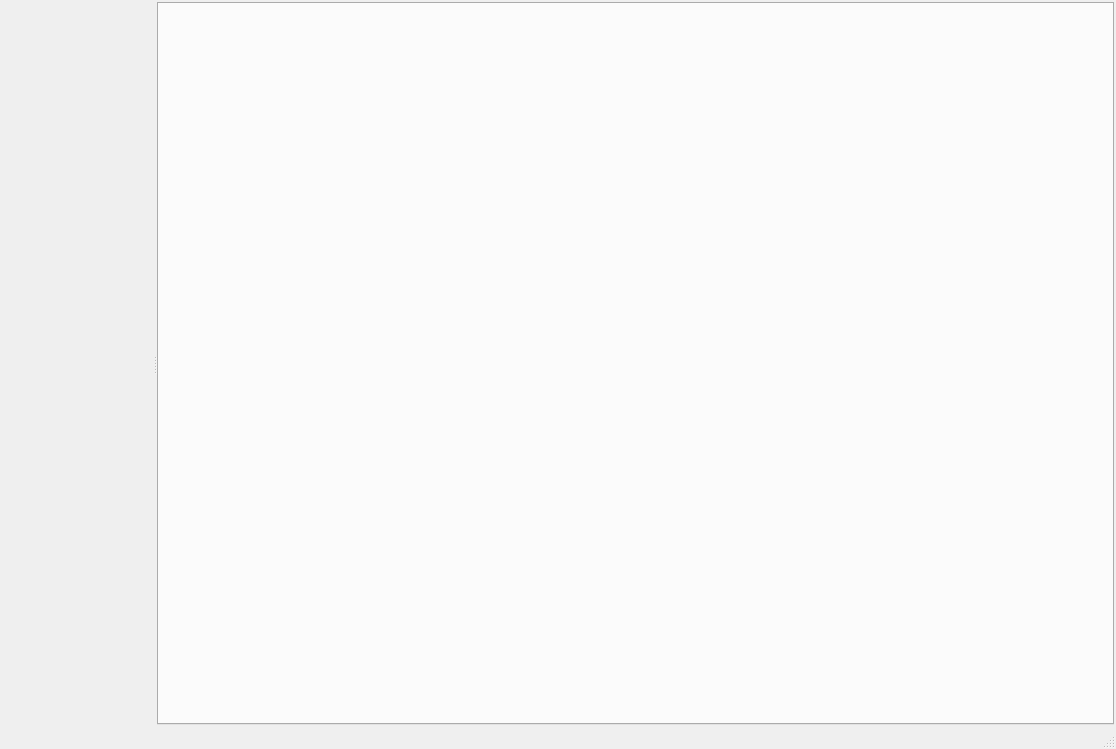
First picture: the form in glue/qt/ui/glue_application.ui, repository glue-viz/glue, before the edit.
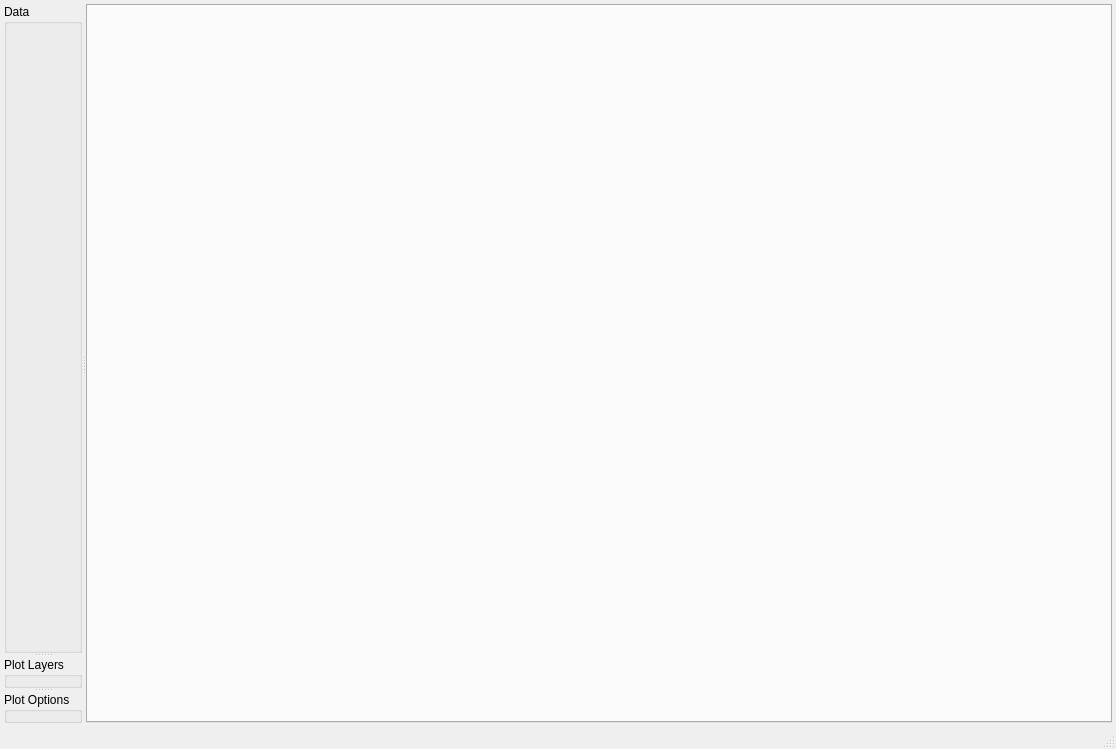
Second picture: the form after the edit. Custom widgets are drawn as their Qt base class.

Commit message: side-panel plot dashboards

Diff of the .ui file:
```diff
--- a/glue/qt/ui/glue_application.ui
+++ b/glue/qt/ui/glue_application.ui
@@ -21,33 +21,50 @@
     </sizepolicy>
    </property>
    <layout class="QVBoxLayout" name="verticalLayout">
-    <property name="spacing">
-     <number>-1</number>
-    </property>
     <property name="margin">
-     <number>2</number>
+     <number>4</number>
     </property>
     <item>
      <widget class="QSplitter" name="splitter">
       <property name="orientation">
        <enum>Qt::Horizontal</enum>
       </property>
-      <property name="handleWidth">
-       <number>5</number>
-      </property>
-      <widget class="LayerTreeWidget" name="layerWidget" native="true">
-       <property name="sizePolicy">
-        <sizepolicy hsizetype="Preferred" vsizetype="Expanding">
-         <horstretch>0</horstretch>
-         <verstretch>0</verstretch>
-        </sizepolicy>
+      <widget class="QSplitter" name="data_plot_splitter">
+       <property name="orientation">
+        <enum>Qt::Vertical</enum>
        </property>
-       <property name="minimumSize">
-        <size>
-         <width>150</width>
-         <height>0</height>
-        </size>
-       </property>
+       <widget class="QGroupBox" name="data_layers">
+        <property name="title">
+         <string>Data</string>
+        </property>
+        <property name="flat">
+         <bool>true</bool>
+        </property>
+       </widget>
+       <widget class="QSplitter" name="plot_splitter">
+        <property name="orientation">
+         <enum>Qt::Vertical</enum>
+        </property>
+        <widget class="QGroupBox" name="plot_layers">
+         <property name="title">
+          <string>Plot Layers</string>
+         </property>
+         <property name="flat">
+          <bool>true</bool>
+         </property>
+        </widget>
+        <widget class="QGroupBox" name="plot_options">
+         <property name="title">
+          <string>Plot Options</string>
+         </property>
+         <property name="flat">
+          <bool>true</bool>
+         </property>
+         <property name="checkable">
+          <bool>false</bool>
+         </property>
+        </widget>
+       </widget>
       </widget>
       <widget class="QTabWidget" name="tabWidget">
        <property name="enabled">
@@ -167,14 +184,6 @@
    </property>
   </action>
  </widget>
- <customwidgets>
-  <customwidget>
-   <class>LayerTreeWidget</class>
-   <extends>QWidget</extends>
-   <header>..widgets.layer_tree_widget</header>
-   <container>1</container>
-  </customwidget>
- </customwidgets>
  <resources/>
  <connections/>
 </ui>
```
Left out of the diff: 2 changed lines with no effect on the pictures. The commit also changes 9 other files.
